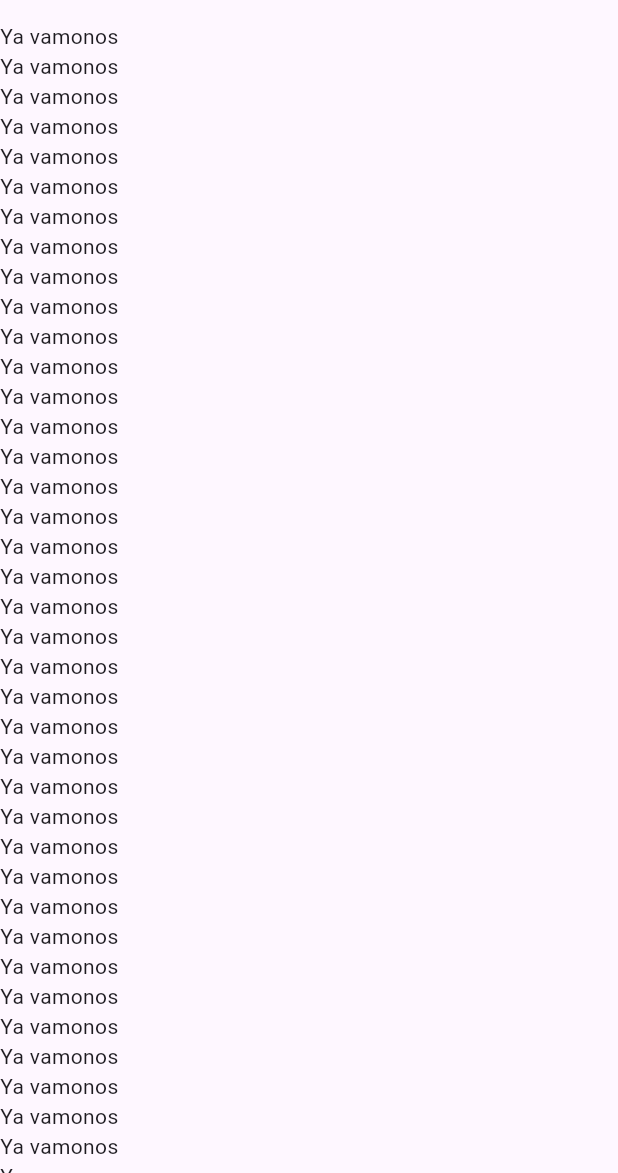
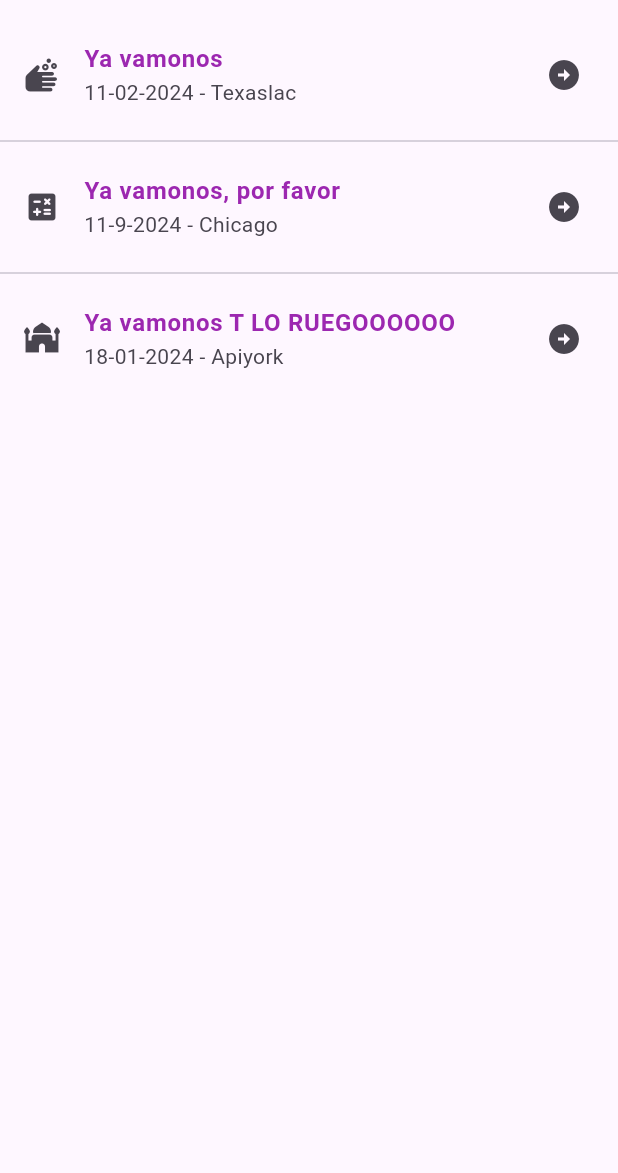
Before and after one commit to ismontana/componentes_flutter, a Flutter app: the screen it shows after launch, on a phone screen of 412 x 824 dp, the part 63-1236 px from its top. Run offline on Flutter 3.47's test engine with Material 3 defaults, Android fonts, the phone set to English and light mode, and no system bars.

Commit message:
Adding ListTile to the ListView

```diff
--- a/lib/home_screen.dart
+++ b/lib/home_screen.dart
@@ -10,86 +10,38 @@ const HomeScreen({super.key});
         ),
         body: ListView(
           children: const [
-            Text('Ya vamonos'),
-            Text('Ya vamonos'),
-            Text('Ya vamonos'),
-            Text('Ya vamonos'),
-            Text('Ya vamonos'),
-            Text('Ya vamonos'),
-            Text('Ya vamonos'),
-            Text('Ya vamonos'),
-            Text('Ya vamonos'),
-            Text('Ya vamonos'),
-            Text('Ya vamonos'),
-            Text('Ya vamonos'),
-            Text('Ya vamonos'),
-            Text('Ya vamonos'),
-            Text('Ya vamonos'),
-            Text('Ya vamonos'),
-            Text('Ya vamonos'),
-            Text('Ya vamonos'),
-            Text('Ya vamonos'),
-            Text('Ya vamonos'),
-            Text('Ya vamonos'),
-            Text('Ya vamonos'),
-            Text('Ya vamonos'),
-            Text('Ya vamonos'),
-            Text('Ya vamonos'),
-            Text('Ya vamonos'),
-            Text('Ya vamonos'),
-            Text('Ya vamonos'),
-            Text('Ya vamonos'),
-            Text('Ya vamonos'),
-            Text('Ya vamonos'),
-            Text('Ya vamonos'),
-            Text('Ya vamonos'),
-            Text('Ya vamonos'),
-            Text('Ya vamonos'),
-            Text('Ya vamonos'),
-            Text('Ya vamonos'),
-            Text('Ya vamonos'),
-            Text('Ya vamonos'),
-            Text('Ya vamonos'),
-            Text('Ya vamonos'),
-            Text('Ya vamonos'),
-            Text('Ya vamonos'),
-            Text('Ya vamonos'),
-            Text('Ya vamonos'),
-            Text('Ya vamonos'),
-            Text('Ya vamonos'),
-            Text('Ya vamonos'),
-            Text('Ya vamonos'),
-            Text('Ya vamonos'),
-            Text('Ya vamonos'),
-            Text('Ya vamonos'),
-            Text('Ya vamonos'),
-            Text('Ya vamonos'),
-            Text('Ya vamonos'),
-            Text('Ya vamonos'),
-            Text('Ya vamonos'),
-            Text('Ya vamonos'),
-            Text('Ya vamonos'),
-            Text('Ya vamonos'),
-            Text('Ya vamonos'),
-            Text('Ya vamonos'),
-            Text('Ya vamonos'),
-            Text('Ya vamonos'),
-            Text('Ya vamonos'),
-            Text('Ya vamonos'),
-            Text('Ya vamonos'),
-            Text('Ya vamonos'),
-            Text('Ya vamonos'),
-            Text('Ya vamonos'),
-            Text('Ya vamonos'),
-            Text('Ya vamonos'),
-            Text('Ya vamonos'),
-            Text('Ya vamonos'),
-            Text('Ya vamonos'),
-            Text('Ya vamonos'),
-            Text('Ya vamonos'),
-            Text('Ya vamonos'),
-            Text('Ya vamonos'),
-            Text('Ya vamonos'),
+            ListTile(
+            leading: Icon(Icons.soap_rounded),
+            title: Text('Ya vamonos',
+                      style: TextStyle(color: Colors.purple,
+                      fontWeight: FontWeight.bold,
+                      ),
+            ),
+            subtitle: Text('11-02-2024 - Texaslac'),
+            trailing: Icon(Icons.arrow_circle_right),
+            ),
+            Divider(),
+            ListTile(
+            leading: Icon(Icons.calculate_rounded),
+            title: Text('Ya vamonos, por favor',
+            style: TextStyle(color: Colors.purple,
+                      fontWeight: FontWeight.bold,
+                      ),
+            ),
+            subtitle: Text('11-9-2024 - Chicago'),
+            trailing: Icon(Icons.arrow_circle_right),
+            ),
+            Divider(),
+            ListTile(
+            leading: Icon(Icons.mosque_rounded),
+            title: Text('Ya vamonos T LO RUEGOOOOOO',
+            style: TextStyle(color: Colors.purple,
+                      fontWeight: FontWeight.bold,
+                      ),
+            ),
+            subtitle: Text('18-01-2024 - Apiyork'),
+            trailing: Icon(Icons.arrow_circle_right),
+            ),
           ],
         ),
       );
```
